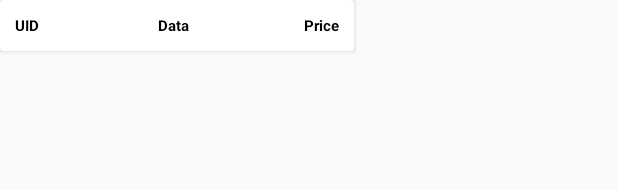
After one commit to mtdph0en1x/Auction2.0, an Android app: the layout bid.xml on its own in the app's theme, with its tools: preview values and no code run, on a phone screen of 412 x 824 dp. The commit adds this screen. Shown: the top 190 px of the screen. Run offline under Robolectric (Android 15) with nearby library versions, the phone set to English and light mode, and no system bars.

Commit message:
uczestnicy licytacji

```diff
--- a/app/src/main/AndroidManifest.xml
+++ b/app/src/main/AndroidManifest.xml
@@ -14,6 +14,9 @@
         android:supportsRtl="true"
         android:theme="@style/Theme.AppCompat.Light.DarkActionBar"
         tools:targetApi="31">
+        <activity
+            android:name=".BidAuction"
+            android:exported="false" />
         <activity
             android:name=".EditAuction"
             android:exported="false">
--- a/app/src/main/java/com/example/aukcje20/MyAuction.kt
+++ b/app/src/main/java/com/example/aukcje20/MyAuction.kt
@@ -101,7 +101,6 @@ class MyAuction : AppCompatActivity() {
 
                     adapter.setOnItemClickListener(object: StartAuctionsAdapter.onItemClickListener{
                         override fun onItemClick(position: Int) {
-                            //Toast.makeText(this@MainActivity,"STH $position",Toast.LENGTH_SHORT).show()
                             val intent = Intent(this@MyAuction,ShowAuction::class.java)
                             intent.putExtra("Name",auctionList[position].name)
                             intent.putExtra("Description",auctionList[position].description)
@@ -109,7 +108,6 @@ class MyAuction : AppCompatActivity() {
                             intent.putExtra("Price",auctionList[position].startPrice)
                             startActivity(intent)
                         }
-
                     })
 
                 }
--- /dev/null
+++ b/app/src/main/res/layout/bid.xml
@@ -0,0 +1,45 @@
+<?xml version="1.0" encoding="utf-8"?>
+<androidx.cardview.widget.CardView xmlns:android="http://schemas.android.com/apk/res/android"
+    android:layout_width="wrap_content"
+    android:layout_height="wrap_content">
+
+    <LinearLayout
+        android:layout_width="wrap_content"
+        android:layout_height="wrap_content"
+        android:orientation="horizontal"
+        android:padding="10dp">
+
+        <TextView
+            android:id="@+id/bid_uid"
+            android:layout_width="0dp"
+            android:layout_height="wrap_content"
+            android:layout_weight="1"
+            android:text="@string/uid"
+            android:textAlignment="center"
+            android:textColor="@color/black"
+            android:textSize="10sp"
+            android:textStyle="bold" />
+
+        <TextView
+            android:id="@+id/bid_data"
+            android:layout_width="100dp"
+            android:layout_height="wrap_content"
+            android:text="@string/data"
+            android:textAlignment="viewEnd"
+            android:textColor="@color/black"
+            android:textSize="10sp"
+            android:textStyle="bold" />
+
+        <TextView
+            android:id="@+id/bid_price"
+            android:layout_width="100dp"
+            android:layout_height="wrap_content"
+            android:text="@string/price"
+            android:textAlignment="textEnd"
+            android:textColor="@color/black"
+            android:textSize="10sp"
+            android:textStyle="bold" />
+    </LinearLayout>
+
+
+</androidx.cardview.widget.CardView>
--- a/app/src/main/res/values/strings.xml
+++ b/app/src/main/res/values/strings.xml
@@ -35,4 +35,11 @@
     <string name="my_auctions">My Auctions</string>
     <string name="edit_auction">Edit an Existing Auction</string>
     <string name="update">Update</string>
+    <string name="uid">UID</string>
+    <string name="data">Data</string>
+    <string name="price">Price</string>
+    <string name="bidders">Bidders</string>
+    <string name="submit">Submit</string>
+    <string name="bid">BID</string>
+    <string name="date">Date</string>
 </resources>
```
Also changed, not shown: app/src/main/java/com/example/aukcje20/Auction.kt (+3 -5 lines), app/src/main/java/com/example/aukcje20/BidAuction.kt (added, +35 -0 lines), app/src/main/java/com/example/aukcje20/BiddingAdapter.kt (added, +31 -0 lines), app/src/main/java/com/example/aukcje20/MainActivity.kt (+3 -4 lines), app/src/main/java/com/example/aukcje20/NewAuction.kt (+13 -2 lines), app/src/main/java/com/example/aukcje20/ShowAuction.kt (+9 -0 lines), app/src/main/res/layout/activity_bid_auction.xml (added, +103 -0 lines), app/src/main/res/layout/activity_show_auction.xml (+11 -0 lines).
